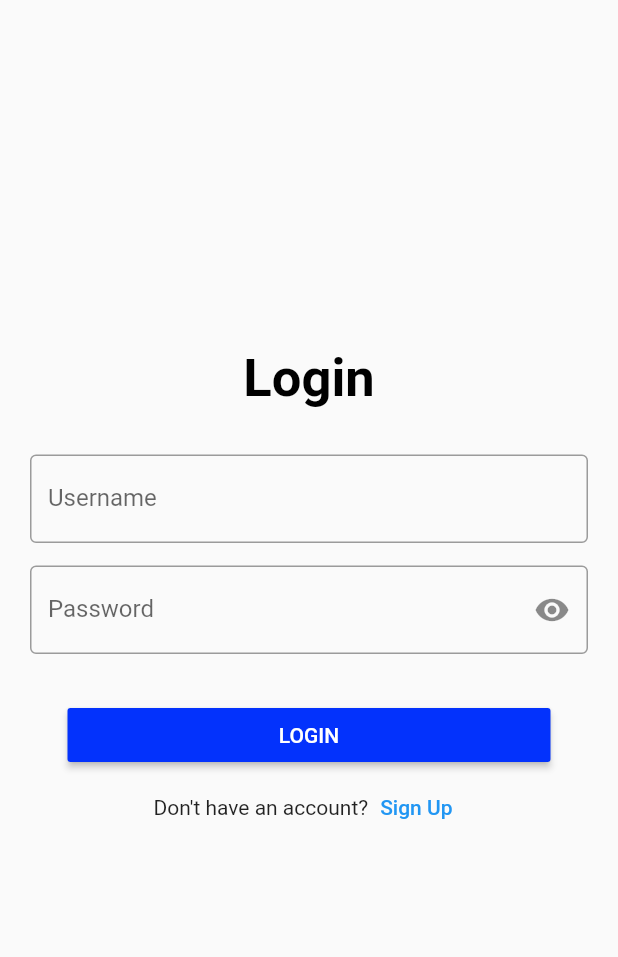
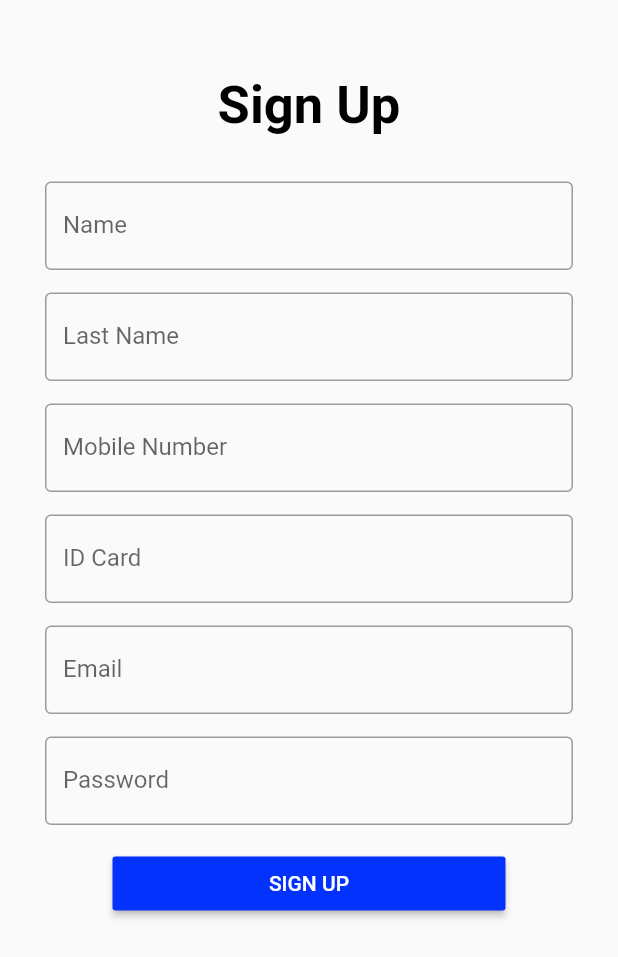
Before and after one commit to FrancoCarrillo/SureService-Technician-App, a Flutter app: the screen it shows after launch, on a phone screen of 412 x 824 dp. Shown: the top 957 px of the screen. Run offline on Flutter 3.47's test engine with Material 2 defaults, Android fonts, the phone set to English and light mode, and no system bars.

Commit message:
feat: signup screen

```diff
--- a/lib/UI/Auth/login_screen.dart
+++ b/lib/UI/Auth/login_screen.dart
@@ -13,8 +13,8 @@ class _LoginScreenState extends State<LoginScreen> {
   @override
   Widget build(BuildContext context) {
     return MaterialApp(
+      scaffoldMessengerKey: _validatorKey,
       //Desativar o banner de debug
-      scaffoldMessengerKey: _validatorKey,
       debugShowCheckedModeBanner: false,
       home: Scaffold(
         body: Column(
--- /dev/null
+++ b/lib/UI/Auth/signup_screen.dart
@@ -0,0 +1,174 @@
+import "package:flutter/material.dart";
+
+class SignUpScreen extends StatefulWidget {
+  const SignUpScreen({super.key});
+
+  @override
+  State<SignUpScreen> createState() => _SignUpScreenState();
+}
+
+class _SignUpScreenState extends State<SignUpScreen> {
+  final _formKey = GlobalKey<FormState>();
+  final _validatorKey = GlobalKey<ScaffoldMessengerState>();
+  @override
+  Widget build(BuildContext context) {
+    return MaterialApp(
+        scaffoldMessengerKey: _validatorKey,
+        //Desativar o banner de debug
+        debugShowCheckedModeBanner: false,
+        home: Scaffold(
+          resizeToAvoidBottomInset: false,
+          body: SingleChildScrollView(
+            child: Padding(
+              padding: const EdgeInsets.symmetric(vertical: 50),
+              child: Column(
+                  mainAxisAlignment: MainAxisAlignment.center,
+                  crossAxisAlignment: CrossAxisAlignment.center,
+                  children: [
+                    const Text("Sign Up",
+                        style: TextStyle(
+                            fontSize: 35,
+                            color: Colors.black,
+                            fontWeight: FontWeight.bold)),
+                    Padding(
+                      padding: const EdgeInsets.symmetric(horizontal: 30),
+                      child: Form(
+                        key: _formKey,
+                        child: Column(children: [
+                          const SizedBox(
+                            height: 30,
+                          ),
+                          TextFormField(
+                            keyboardType: TextInputType.text,
+                            decoration: const InputDecoration(
+                              labelText: "Name",
+                              hintText: "Your name",
+                              border: OutlineInputBorder(),
+                            ),
+                            onChanged: (String value) {},
+                            validator: (value) {
+                              return value!.isEmpty
+                                  ? "Please enter name"
+                                  : null;
+                            },
+                          ),
+                          const SizedBox(
+                            height: 15,
+                          ),
+
+                          TextFormField(
+                            keyboardType: TextInputType.text,
+                            decoration: const InputDecoration(
+                              labelText: "Last Name",
+                              hintText: "Your last name",
+                              border: OutlineInputBorder(),
+                            ),
+                            onChanged: (String value) {},
+                            validator: (value) {
+                              return value!.isEmpty
+                                  ? "Please enter last name"
+                                  : null;
+                            },
+                          ),
+                          const SizedBox(
+                            height: 15,
+                          ),
+
+                          TextFormField(
+                            keyboardType: TextInputType.number,
+                            decoration: const InputDecoration(
+                              labelText: "Mobile Number",
+                              hintText: "Your mobile number",
+                              border: OutlineInputBorder(),
+                            ),
+                            onChanged: (String value) {},
+                            validator: (value) {
+                              return value!.isEmpty
+                                  ? "Please enter mobile number"
+                                  : null;
+                            },
+                          ),
+                          const SizedBox(
+                            height: 15,
+                          ),
+
+                          TextFormField(
+                            keyboardType: TextInputType.number,
+                            decoration: const InputDecoration(
+                              labelText: "ID Card",
+                              hintText: "Your ID card",
+                              border: OutlineInputBorder(),
+                            ),
+                            onChanged: (String value) {},
+                            validator: (value) {
+                              return value!.isEmpty
+                                  ? "Please enter ID card"
+                                  : null;
+                            },
+                          ),
+                          const SizedBox(
+                            height: 15,
+                          ),
+
+                          TextFormField(
+                            keyboardType: TextInputType.emailAddress,
+                            decoration: const InputDecoration(
+                              labelText: "Email",
+                              hintText: "Your email",
+                              border: OutlineInputBorder(),
+                            ),
+                            onChanged: (String value) {},
+                            validator: (value) {
+                              return value!.isEmpty
+                                  ? "Please enter email"
+                                  : null;
+                            },
+                          ),
+                          const SizedBox(
+                            height: 15,
+                          ),
+
+                          TextFormField(
+                            keyboardType: TextInputType.visiblePassword,
+                            decoration: const InputDecoration(
+                              labelText: "Password",
+                              hintText: "Your password",
+                              border: OutlineInputBorder(),
+                            ),
+                            onChanged: (String value) {},
+                            validator: (value) {
+                              return value!.isEmpty
+                                  ? "Please enter password"
+                                  : null;
+                            },
+                          ),
+                          const SizedBox(
+                            height: 15,
+                          ),
+                          //Button de Sign Up
+                          Padding(
+                            padding: const EdgeInsets.symmetric(horizontal: 45),
+                            child: MaterialButton(
+                                minWidth: double.infinity,
+                                onPressed: () {
+                                  if (_formKey.currentState!.validate()) {
+                                    _validatorKey.currentState!.showSnackBar(
+                                      const SnackBar(
+                                        content: Text("Sign Up successful"),
+                                      ),
+                                    );
+                                  }
+                                },
+                                color: const Color(0xFF0332FC),
+                                child: const Text("SIGN UP",
+                                    style: TextStyle(color: Colors.white))),
+                          ),
+                        ]),
+                      ),
+                    )
+                  ]),
+            ),
+          ),
+        ));
+  }
+}
--- a/lib/main.dart
+++ b/lib/main.dart
@@ -1,7 +1,8 @@
 import 'package:flutter/material.dart';
 
 import 'UI/Auth/login_screen.dart';
+import 'UI/Auth/signup_screen.dart';
 
 void main() {
-  runApp(const LoginScreen());
+  runApp(const SignUpScreen());
 }
```
